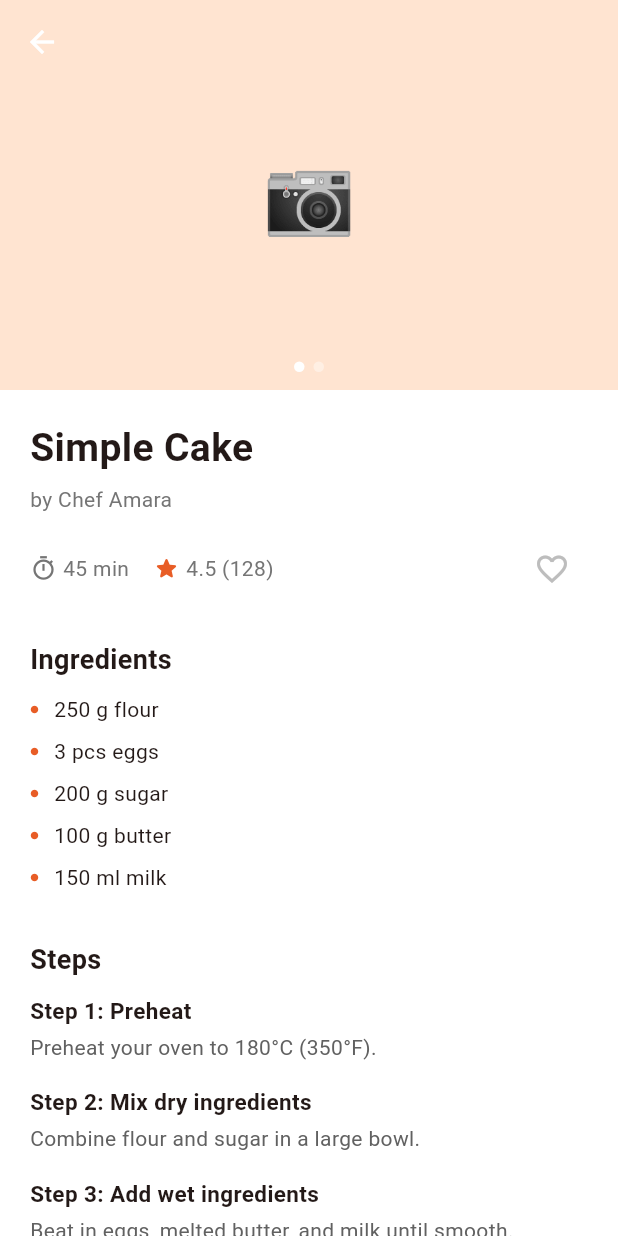
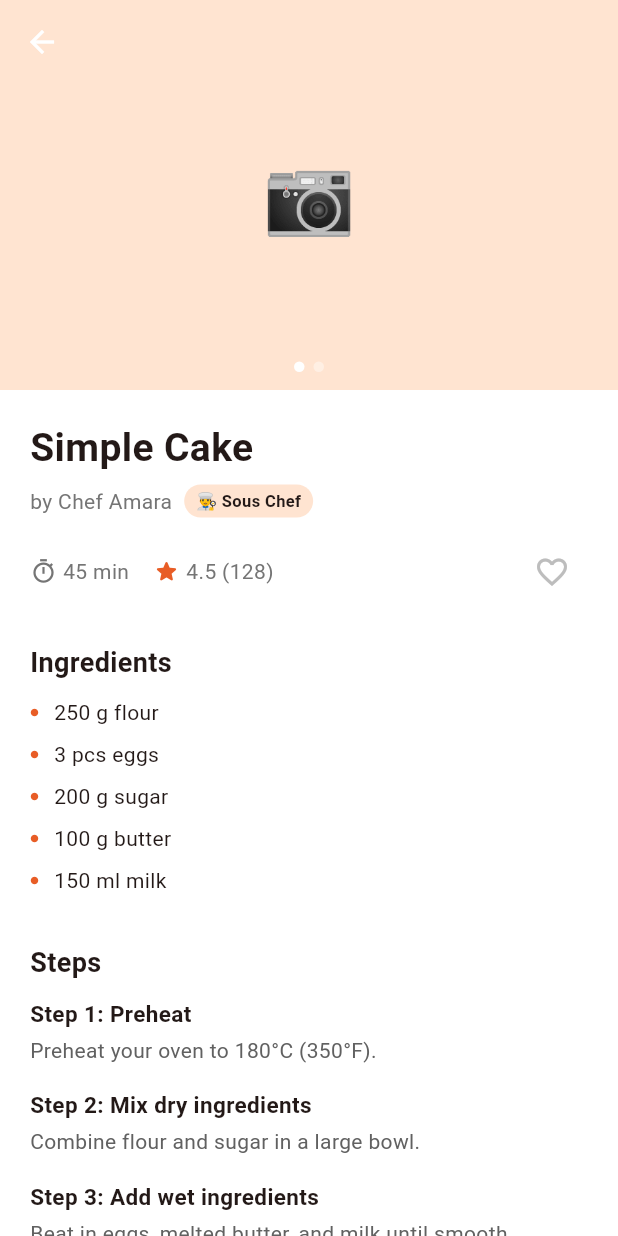
Before and after one commit to NEKORINA91/anycook, a Flutter app: the RecipeDetailScreen screen opened directly with sample values from the repository, on a phone screen of 412 x 824 dp. Run offline on Flutter 3.47's test engine with Material 3 defaults, Android fonts, the phone set to English and light mode, and no system bars.

Commit message:
Refactor the mess
Claude and gemini were used to refactor messyness

```diff
--- a/lib/screens/recipe_detail_screen.dart
+++ b/lib/screens/recipe_detail_screen.dart
@@ -1,14 +1,14 @@
 import 'package:flutter/material.dart';
+import 'package:provider/provider.dart';
 import 'package:anycook/models/recipe.dart';
+import 'package:anycook/state/app_state.dart';
 
 class RecipeDetailScreen extends StatefulWidget {
   final Recipe recipe;
-  final MeasurementUnit preferredUnit;
 
   const RecipeDetailScreen({
     super.key,
     required this.recipe,
-    this.preferredUnit = MeasurementUnit.metric,
   });
 
   @override
@@ -30,10 +30,15 @@ class _RecipeDetailScreenState extends State<RecipeDetailScreen> {
   Widget build(BuildContext context) {
     final recipe = widget.recipe;
     final hasPhotos = recipe.photoUrls.isNotEmpty;
+    final appState = context.watch<AppState>();
+    final preferredUnit = appState.measurementUnit;
 
     return Scaffold(
       backgroundColor: Colors.white,
-      body: CustomScrollView(
+      body: Center(
+        child: ConstrainedBox(
+          constraints: const BoxConstraints(maxWidth: 480),
+          child: CustomScrollView(
         slivers: [
           SliverAppBar(
             pinned: true,
@@ -93,7 +98,14 @@ class _RecipeDetailScreenState extends State<RecipeDetailScreen> {
                     style: const TextStyle(fontSize: 26, fontWeight: FontWeight.bold),
                   ),
                   const SizedBox(height: 6),
-                  Text('by ${recipe.creatorName}', style: TextStyle(color: Colors.grey.shade600)),
+                  // Creator name + chef rank badge
+                  Row(
+                    children: [
+                      Text('by ${recipe.creatorName}', style: TextStyle(color: Colors.grey.shade600)),
+                      const SizedBox(width: 8),
+                      _ChefRankBadge(creatorName: recipe.creatorName),
+                    ],
+                  ),
                   const SizedBox(height: 12),
                   Row(
                     children: [
@@ -143,7 +155,7 @@ class _RecipeDetailScreenState extends State<RecipeDetailScreen> {
                     )
                   else
                     ...recipe.ingredientDetails.map((i) {
-                      final converted = i.convertedTo(widget.preferredUnit);
+                      final converted = i.convertedTo(preferredUnit);
                       return Padding(
                         padding: const EdgeInsets.only(bottom: 8),
                         child: Row(
@@ -207,6 +219,43 @@ class _RecipeDetailScreenState extends State<RecipeDetailScreen> {
           ),
         ],
       ),
+        ),
+      ),
     );
   }
 }
+
+/// Small inline badge showing a chef rank next to a creator name.
+/// For now, maps known sample creator names to placeholder ranks.
+class _ChefRankBadge extends StatelessWidget {
+  final String creatorName;
+
+  const _ChefRankBadge({required this.creatorName});
+
+  @override
+  Widget build(BuildContext context) {
+    // For user-uploaded recipes, show the user's own rank.
+    // For sample/other recipes, show a placeholder rank based on creator name.
+    final appState = context.watch<AppState>();
+    final ChefRank rank;
+
+    if (creatorName == appState.username) {
+      rank = appState.chefRank;
+    } else {
+      // Placeholder rank for sample recipe creators
+      rank = ChefRank.sousChef;
+    }
+
+    return Container(
+      padding: const EdgeInsets.symmetric(horizontal: 8, vertical: 3),
+      decoration: BoxDecoration(
+        color: const Color(0xFFFFE4D1),
+        borderRadius: BorderRadius.circular(12),
+      ),
+      child: Text(
+        '${rank.emoji} ${rank.displayName}',
+        style: const TextStyle(fontSize: 11, fontWeight: FontWeight.w600),
+      ),
+    );
+  }
+}
--- a/lib/screens/recipe_upload_screen.dart
+++ b/lib/screens/recipe_upload_screen.dart
@@ -3,7 +3,6 @@ import 'package:flutter/services.dart';
 import 'package:provider/provider.dart';
 import 'package:anycook/state/app_state.dart';
 import 'package:anycook/models/recipe.dart';
-import 'package:anycook/widgets/appliance_chip.dart';
 
 class RecipeUploadScreen extends StatefulWidget {
   const RecipeUploadScreen({super.key});
@@ -50,6 +49,8 @@ class _RecipeUploadScreenState extends State<RecipeUploadScreen> {
     'Rice Cooker',
     'Blender'
   ];
+
+  final List<String> _selectedAppliances = [];
 
   final List<String> _unitOptions = [
     'g', 'kg', 'ml', 'l', 'cups', 'tsp', 'tbsp', 'oz', 'lb', 'pcs'
--- a/lib/screens/settings_screen.dart
+++ b/lib/screens/settings_screen.dart
@@ -91,7 +91,7 @@ class SettingsScreen extends StatelessWidget {
                     color: Color(0xFF888888),
                   ),
                 ),
-                activeColor: const Color(0xFFE85D26),
+                activeThumbColor: const Color(0xFFE85D26),
                 value: appState.hideUnmakeableRecipes,
                 onChanged: (value) {
                   context.read<AppState>().setHideUnmakeableRecipes(value);
```
Also changed, not shown: lib/screens/discovery_screen.dart (+66 -41 lines), lib/screens/forgot_password_screen.dart (+4 -3 lines), lib/screens/recipe_search_screen.dart (deleted, +0 -74 lines), lib/widgets/recipe_card.dart (+12 -1 lines), lib/widgets/search_overlay.dart (+75 -5 lines), 1 other file.
